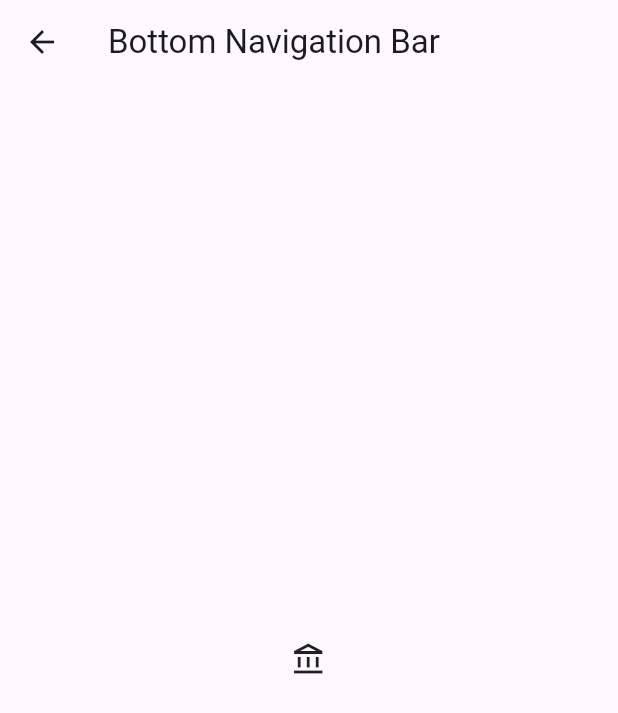
After one commit to lsb530/flutter-study, a Flutter app: the screen it shows after launch, after a tap on "Bottom Navigation Bar Screen", on a phone screen of 412 x 824 dp. The commit adds this screen. Shown: the top 713 px of the screen. Run offline on Flutter 3.47's test engine with Material 3 defaults, Android fonts, the light colour scheme and no system bars.

Commit message:
BottomNavigationBar layout

```diff
--- /dev/null
+++ b/tabbar_theory/lib/screen/bottom_navigation_bar_screen.dart
@@ -0,0 +1,41 @@
+import 'package:flutter/material.dart';
+import 'package:tabbar_theory/const/tabs.dart';
+
+class BottomNavigationBarScreen extends StatefulWidget {
+  const BottomNavigationBarScreen({super.key});
+
+  @override
+  State<BottomNavigationBarScreen> createState() =>
+      _BottomNavigationBarScreenState();
+}
+
+class _BottomNavigationBarScreenState extends State<BottomNavigationBarScreen>
+    with TickerProviderStateMixin {
+  late final TabController controller;
+
+  @override
+  void initState() {
+    super.initState();
+
+    controller = TabController(length: TABS.length, vsync: this);
+  }
+
+  @override
+  Widget build(BuildContext context) {
+    return Scaffold(
+      appBar: AppBar(
+        title: Text('Bottom Navigation Bar'),
+      ),
+      body: TabBarView(
+        controller: controller,
+        children: TABS
+            .map(
+              (e) => Center(
+                child: Icon(e.icon),
+              ),
+            )
+            .toList(),
+      ),
+    );
+  }
+}
--- a/tabbar_theory/lib/screen/home_screen.dart
+++ b/tabbar_theory/lib/screen/home_screen.dart
@@ -1,6 +1,7 @@
 import 'package:flutter/material.dart';
 import 'package:tabbar_theory/screen/appbar_using_controller_screen.dart';
 import 'package:tabbar_theory/screen/basic_appbar_tabbar_screen.dart';
+import 'package:tabbar_theory/screen/bottom_navigation_bar_screen.dart';
 
 class HomeScreen extends StatelessWidget {
   const HomeScreen({super.key});
@@ -35,6 +36,16 @@ class HomeScreen extends StatelessWidget {
                 );
               },
               child: Text('AppBar Using Controller Screen'),
+            ),
+            ElevatedButton(
+              onPressed: () {
+                Navigator.of(context).push(
+                  MaterialPageRoute(
+                    builder: (_) => BottomNavigationBarScreen(),
+                  ),
+                );
+              },
+              child: Text('Bottom Navigation Bar Screen'),
             )
           ],
         ),
```
